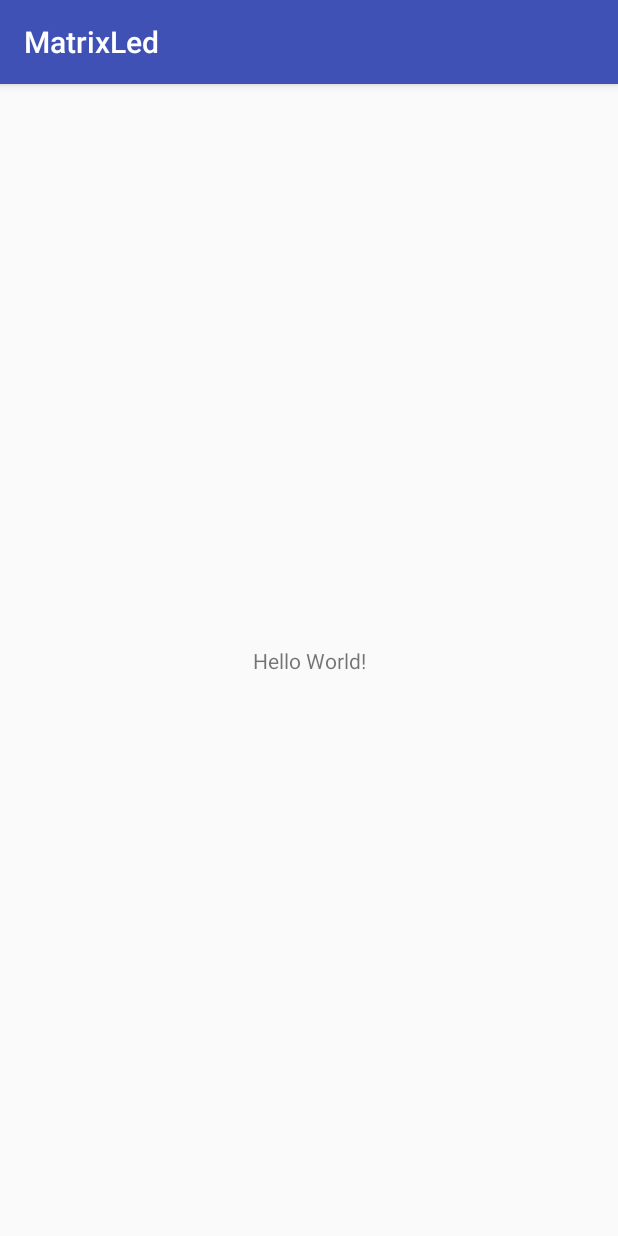
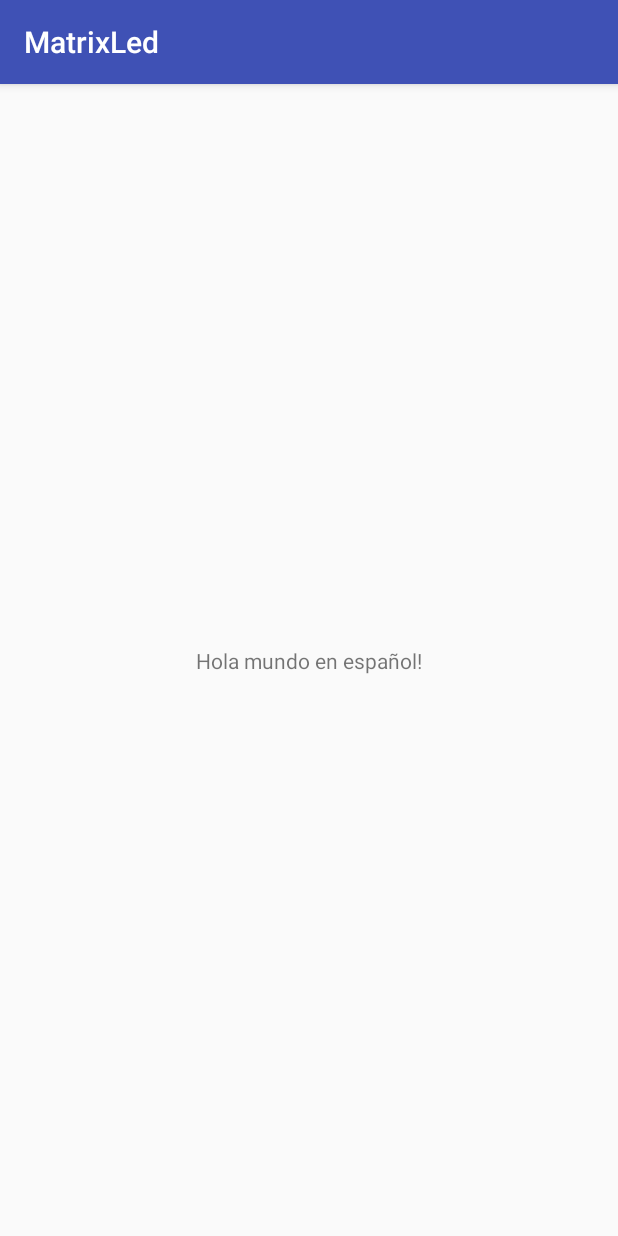
Before and after one commit to charlyChips/Matrix, an Android app: the screen it shows after launch (MainActivity), on a phone screen of 412 x 824 dp. Run offline under Robolectric (Android 15) with nearby library versions, the phone set to English and light mode, and no system bars.

Commit message:
Add Suport Design Repo.
Test de sincornizacion

```diff
--- a/MatrixLed/app/build.gradle
+++ b/MatrixLed/app/build.gradle
@@ -24,9 +24,10 @@ android {
 
 dependencies {
     implementation fileTree(dir: 'libs', include: ['*.jar'])
-    implementation"org.jetbrains.kotlin:kotlin-stdlib-jre7:$kotlin_version"
+    implementation"org.jetbrains.kotlin:kotlin-stdlib-jdk7:$kotlin_version"
     implementation 'com.android.support:appcompat-v7:27.1.1'
     implementation 'com.android.support.constraint:constraint-layout:1.1.2'
+    implementation 'com.android.support:design:27.1.1'
     testImplementation 'junit:junit:4.12'
     androidTestImplementation 'com.android.support.test:runner:1.0.2'
     androidTestImplementation 'com.android.support.test.espresso:espresso-core:3.0.2'
--- a/MatrixLed/app/src/main/res/layout/activity_main.xml
+++ b/MatrixLed/app/src/main/res/layout/activity_main.xml
@@ -9,7 +9,7 @@
     <TextView
         android:layout_width="wrap_content"
         android:layout_height="wrap_content"
-        android:text="Hello World!"
+        android:text="Hola mundo en español!"
         app:layout_constraintBottom_toBottomOf="parent"
         app:layout_constraintLeft_toLeftOf="parent"
         app:layout_constraintRight_toRightOf="parent"
```
